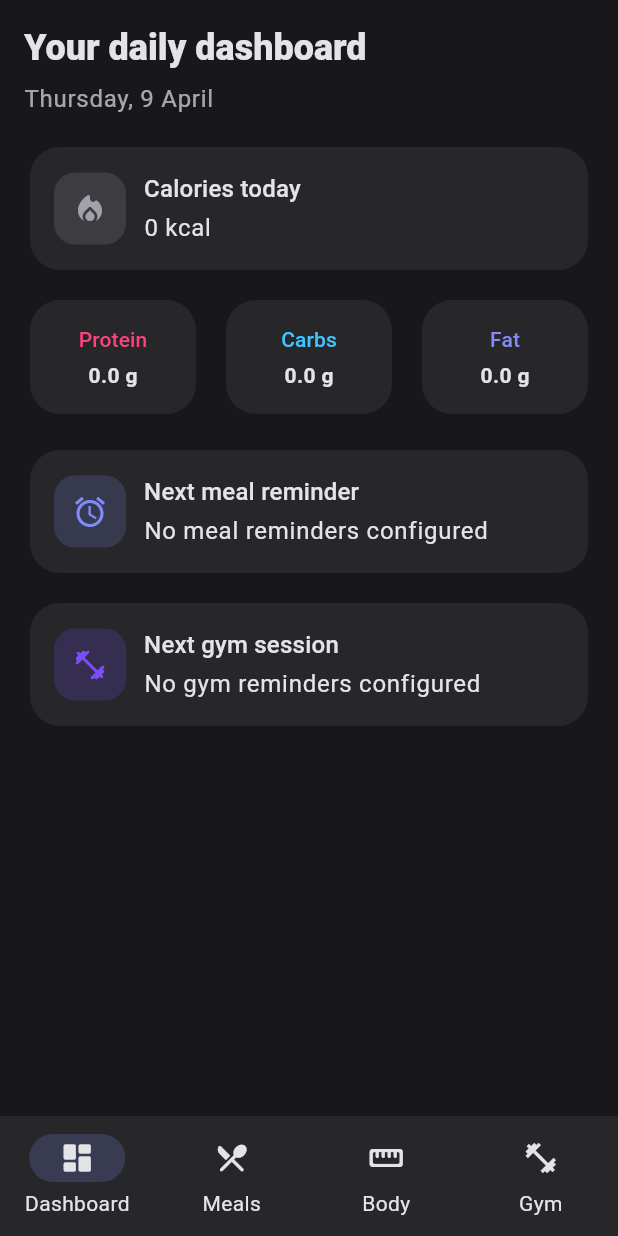
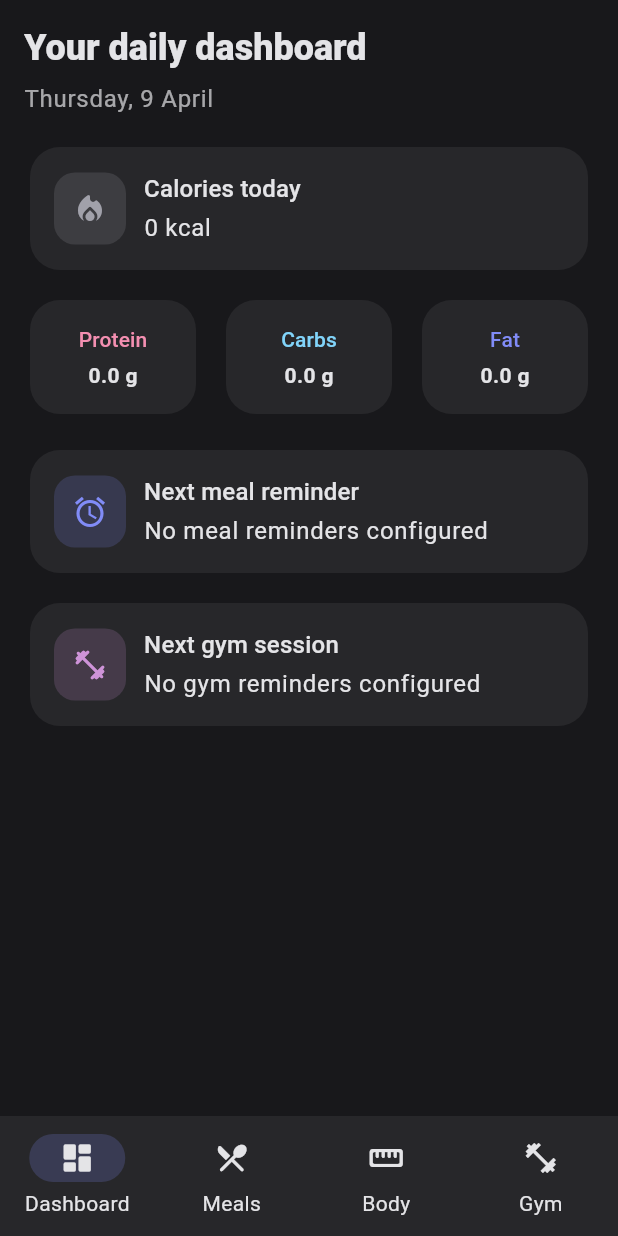
Before and after one commit to ndragun92/flutter-gym-app, a Flutter app: the screen it shows after launch, on a phone screen of 412 x 824 dp. Run offline on Flutter 3.47's test engine with Material 3 defaults, Android fonts, the phone set to English and light mode, and no system bars; our stand-ins replace flutter_local_notifications, flutter_timezone, image_picker, shared_preferences, timezone.

Commit message:
Enhance theme colors for dark mode support in dashboard page

```diff
--- a/lib/core/app_theme.dart
+++ b/lib/core/app_theme.dart
@@ -51,6 +51,8 @@ class AppTheme {
         secondary: secondaryText,
         onBackground: text,
         onSurface: text,
+        outline: const Color(0xFF52525B), // zinc-600
+        outlineVariant: const Color(0xFF3F3F46), // zinc-700
       ),
     );
 
@@ -77,6 +79,7 @@ class AppTheme {
       ),
       textTheme: base.textTheme.apply(bodyColor: text, displayColor: text),
       iconTheme: base.iconTheme.copyWith(color: text),
+      dividerColor: const Color(0xFF3F3F46), // zinc-700
       appBarTheme: base.appBarTheme.copyWith(
         backgroundColor: surface,
         iconTheme: base.iconTheme.copyWith(color: text),
--- a/lib/screens/dashboard_page.dart
+++ b/lib/screens/dashboard_page.dart
@@ -37,11 +37,18 @@ class DashboardPage extends StatelessWidget {
     final nextGym = _nextGym(appState.gymSchedules);
 
     final colorScheme = Theme.of(context).colorScheme;
+    final isDark = Theme.of(context).brightness == Brightness.dark;
     final accentOrange = colorScheme.secondary;
-    final accentRed = Colors.pinkAccent;
-    final accentBlue = Colors.lightBlueAccent;
+    final accentRed = isDark
+        ? const Color(0xFFF48FB1)
+        : Colors.pinkAccent; // pink-200 in dark
+    final accentBlue = isDark
+        ? const Color(0xFF81D4FA)
+        : Colors.lightBlueAccent; // lightBlue-200 in dark
     final accentTeal = colorScheme.primary;
-    final accentPurple = Colors.deepPurpleAccent;
+    final accentPurple = isDark
+        ? const Color(0xFFCE93D8)
+        : Colors.deepPurpleAccent; // purple-200 in dark
     final secondaryText = colorScheme.onSurface.withOpacity(0.7);
 
     return ListView(
```
